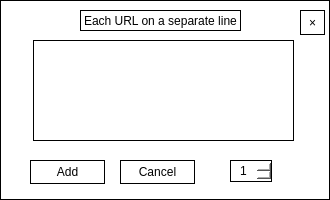
Qt form addtaskwindow.ui (muxinyu1/download-helper) before a commit.
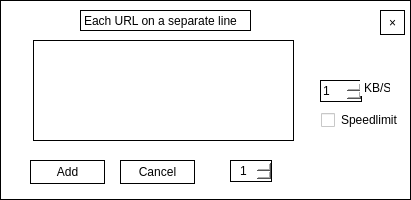
The same form after that commit.

```diff
--- a/addtaskwindow.ui
+++ b/addtaskwindow.ui
@@ -6,7 +6,7 @@
    <rect>
     <x>0</x>
     <y>0</y>
-    <width>330</width>
+    <width>411</width>
     <height>200</height>
    </rect>
   </property>
@@ -19,7 +19,7 @@
      <rect>
       <x>0</x>
       <y>0</y>
-      <width>330</width>
+      <width>411</width>
       <height>200</height>
      </rect>
     </property>
@@ -63,7 +63,7 @@
     <widget class="QPushButton" name="close">
      <property name="geometry">
       <rect>
-       <x>300</x>
+       <x>380</x>
        <y>10</y>
        <width>25</width>
        <height>25</height>
@@ -93,7 +93,7 @@
       <rect>
        <x>80</x>
        <y>10</y>
-       <width>161</width>
+       <width>171</width>
        <height>21</height>
       </rect>
      </property>
@@ -123,6 +123,54 @@
       <number>16</number>
      </property>
     </widget>
+    <widget class="QSpinBox" name="speed">
+     <property name="geometry">
+      <rect>
+       <x>320</x>
+       <y>80</y>
+       <width>42</width>
+       <height>22</height>
+      </rect>
+     </property>
+     <property name="minimum">
+      <number>1</number>
+     </property>
+     <property name="maximum">
+      <number>2147483647</number>
+     </property>
+    </widget>
+    <widget class="QLabel" name="label_2">
+     <property name="geometry">
+      <rect>
+       <x>360</x>
+       <y>80</y>
+       <width>31</width>
+       <height>16</height>
+      </rect>
+     </property>
+     <property name="styleSheet">
+      <string notr="true">border-color: rgba(255, 255, 255, 0);</string>
+     </property>
+     <property name="text">
+      <string>KB/S</string>
+     </property>
+    </widget>
+    <widget class="QCheckBox" name="speedLimit">
+     <property name="geometry">
+      <rect>
+       <x>320</x>
+       <y>110</y>
+       <width>81</width>
+       <height>20</height>
+      </rect>
+     </property>
+     <property name="styleSheet">
+      <string notr="true">border-color: rgba(255, 255, 255, 0);</string>
+     </property>
+     <property name="text">
+      <string>Speedlimit</string>
+     </property>
+    </widget>
    </widget>
   </widget>
  </widget>
```
